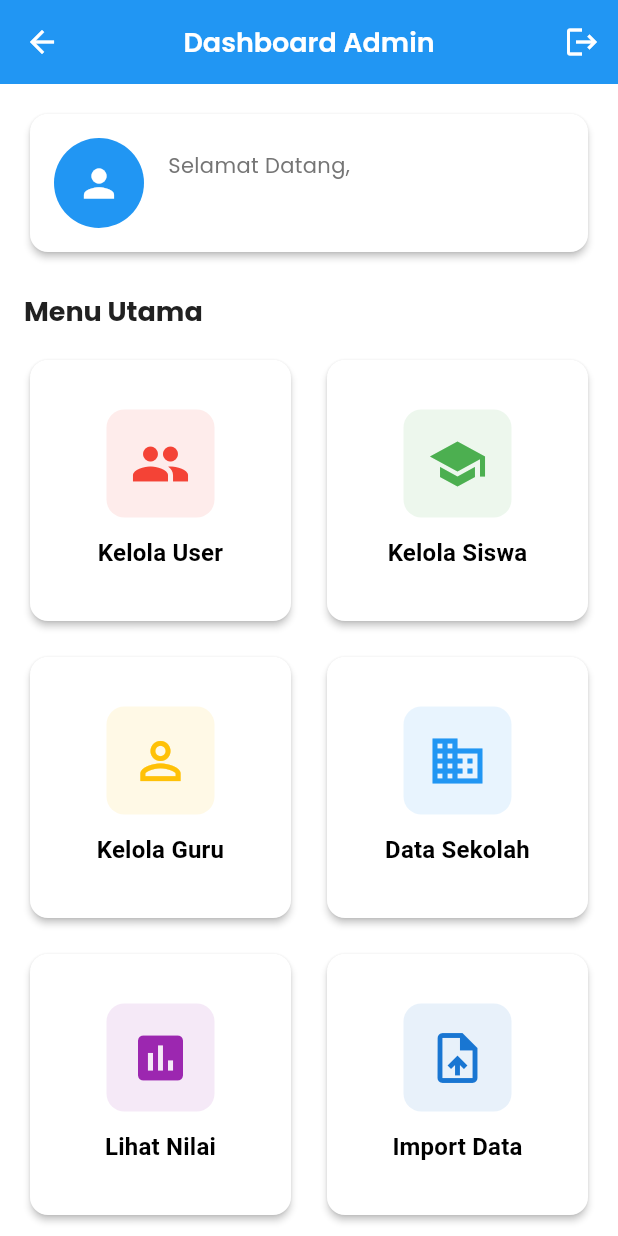
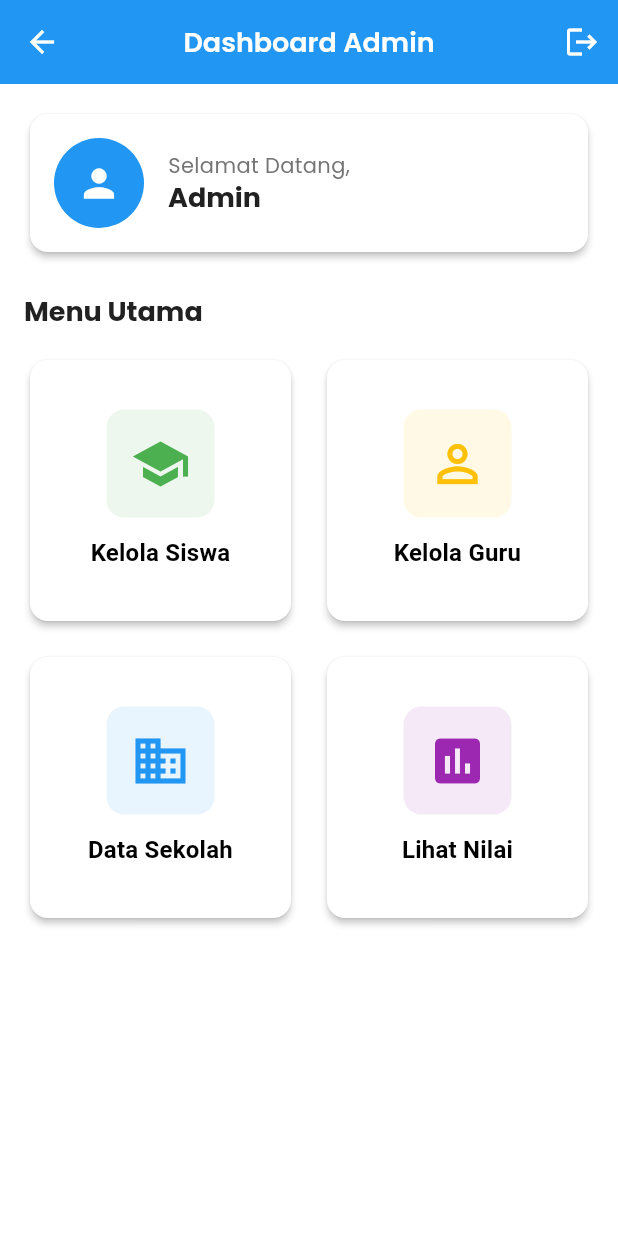
Before and after one commit to wildan-T/monitoring_akademik, a Flutter app: the AdminDashboardScreen screen opened by its route, on a phone screen of 412 x 824 dp. Run offline on Flutter 3.47's test engine with Material 3 defaults, Android fonts, the phone set to English and light mode, and no system bars; our stand-ins replace equatable, file_picker, google_fonts, open_file, pdf, printing and 1 more; missing offline and left inert: excel; accounts and stored records are empty.

Commit message:
komit aja

```diff
--- a/lib/presentation/screens/admin/admin_dashboard_screen.dart
+++ b/lib/presentation/screens/admin/admin_dashboard_screen.dart
@@ -52,7 +52,9 @@ class AdminDashboardScreen extends StatelessWidget {
 
               if (shouldLogout == true && context.mounted) {
                 await authProvider.logout();
-                Navigator.of(context).pushReplacementNamed(RouteConstants.login);
+                Navigator.of(
+                  context,
+                ).pushReplacementNamed(RouteConstants.login);
               }
             },
           ),
@@ -92,10 +94,9 @@ class AdminDashboardScreen extends StatelessWidget {
                             style: Theme.of(context).textTheme.bodyMedium,
                           ),
                           Text(
-                            authProvider.currentUser?.name ?? 'Admin',
-                            style: Theme.of(context).textTheme.headlineSmall?.copyWith(
-                              fontWeight: FontWeight.bold,
-                            ),
+                            'Admin',
+                            style: Theme.of(context).textTheme.headlineSmall
+                                ?.copyWith(fontWeight: FontWeight.bold),
                           ),
                         ],
                       ),
@@ -110,9 +111,9 @@ class AdminDashboardScreen extends StatelessWidget {
             // Menu Grid
             Text(
               'Menu Utama',
-              style: Theme.of(context).textTheme.headlineSmall?.copyWith(
-                fontWeight: FontWeight.bold,
-              ),
+              style: Theme.of(
+                context,
+              ).textTheme.headlineSmall?.copyWith(fontWeight: FontWeight.bold),
             ),
 
             const SizedBox(height: 16),
@@ -125,20 +126,20 @@ class AdminDashboardScreen extends StatelessWidget {
               mainAxisSpacing: 16,
               children: [
                 // ✅ MENU KELOLA USER
-                _buildMenuCard(
-                  context,
-                  title: 'Kelola User',
-                  icon: Icons.people,
-                  color: AppColors.error,
-                  onTap: () {
-                    Navigator.push(
-                      context,
-                      MaterialPageRoute(
-                        builder: (context) => const KelolaUserScreen(),
-                      ),
-                    );
-                  },
-                ),
+                // _buildMenuCard(
+                //   context,
+                //   title: 'Kelola User',
+                //   icon: Icons.people,
+                //   color: AppColors.error,
+                //   onTap: () {
+                //     Navigator.push(
+                //       context,
+                //       MaterialPageRoute(
+                //         builder: (context) => const KelolaUserScreen(),
+                //       ),
+                //     );
+                //   },
+                // ),
 
                 // ✅ MENU KELOLA SISWA (UPDATED DENGAN BOTTOM SHEET)
                 _buildMenuCard(
@@ -198,20 +199,20 @@ class AdminDashboardScreen extends StatelessWidget {
                 ),
 
                 // ✅ MENU IMPORT DATA (SHORTCUT KE IMPORT SISWA)
-                _buildMenuCard(
-                  context,
-                  title: 'Import Data',
-                  icon: Icons.upload_file,
-                  color: AppColors.primaryDark,
-                  onTap: () {
-                    Navigator.push(
-                      context,
-                      MaterialPageRoute(
-                        builder: (context) => const SiswaImportScreen(),
-                      ),
-                    );
-                  },
-                ),
+                // _buildMenuCard(
+                //   context,
+                //   title: 'Import Data',
+                //   icon: Icons.upload_file,
+                //   color: AppColors.primaryDark,
+                //   onTap: () {
+                //     Navigator.push(
+                //       context,
+                //       MaterialPageRoute(
+                //         builder: (context) => const SiswaImportScreen(),
+                //       ),
+                //     );
+                //   },
+                // ),
               ],
             ),
           ],
@@ -230,9 +231,7 @@ class AdminDashboardScreen extends StatelessWidget {
   }) {
     return Card(
       elevation: 2,
-      shape: RoundedRectangleBorder(
-        borderRadius: BorderRadius.circular(12),
-      ),
+      shape: RoundedRectangleBorder(borderRadius: BorderRadius.circular(12)),
       child: InkWell(
         onTap: onTap,
         borderRadius: BorderRadius.circular(12),
@@ -247,19 +246,15 @@ class AdminDashboardScreen extends StatelessWidget {
                   color: color.withOpacity(0.1),
                   borderRadius: BorderRadius.circular(12),
                 ),
-                child: Icon(
-                  icon,
-                  size: 40,
-                  color: color,
-                ),
+                child: Icon(icon, size: 40, color: color),
               ),
               const SizedBox(height: 12),
               Text(
                 title,
                 textAlign: TextAlign.center,
-                style: Theme.of(context).textTheme.titleMedium?.copyWith(
-                  fontWeight: FontWeight.w600,
-                ),
+                style: Theme.of(
+                  context,
+                ).textTheme.titleMedium?.copyWith(fontWeight: FontWeight.w600),
               ),
             ],
           ),
@@ -294,10 +289,7 @@ class AdminDashboardScreen extends StatelessWidget {
             // Title
             const Text(
               'Kelola Data Siswa',
-              style: TextStyle(
-                fontSize: 18,
-                fontWeight: FontWeight.bold,
-              ),
+              style: TextStyle(fontSize: 18, fontWeight: FontWeight.bold),
             ),
             const SizedBox(height: 20),
 
```
Also changed, not shown: lib/presentation/screens/admin/siswa/siswa_add_screen.dart (+103 -3 lines), pubspec.lock.
